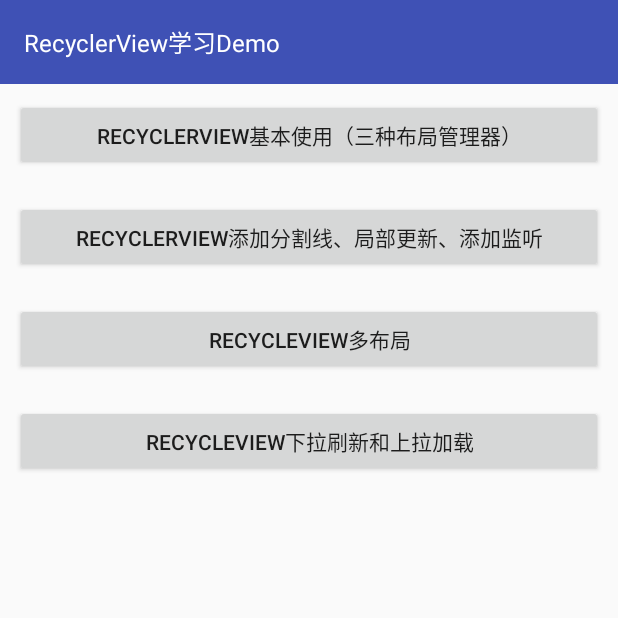
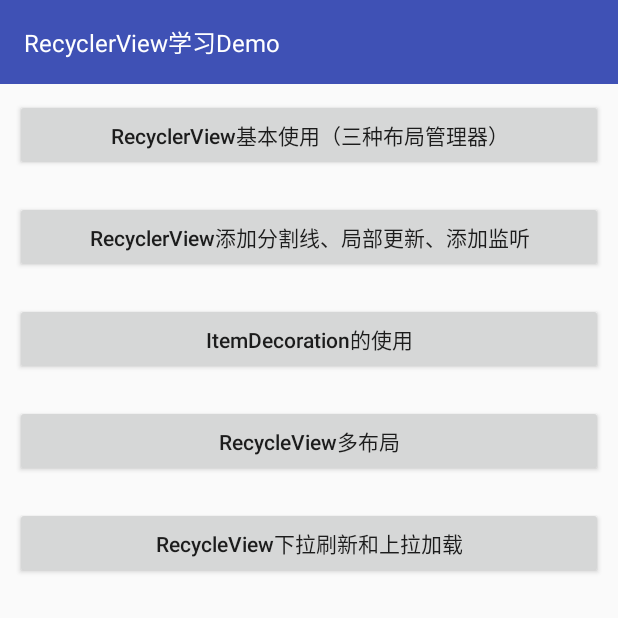
Before and after one commit to liukangqi2015/RecyclerViewStudy, an Android app: the screen it shows after launch (MainActivity), on a phone screen of 412 x 824 dp, the top half of it. Run offline under Robolectric (Android 15) with nearby library versions, the phone set to English and light mode, and no system bars; our stand-ins replace ButterKnife.

Commit message:
更新配置

```diff
--- a/app/src/main/res/layout/activity_main.xml
+++ b/app/src/main/res/layout/activity_main.xml
@@ -24,24 +24,35 @@
         android:layout_width="match_parent"
         android:layout_height="wrap_content"
         android:layout_margin="10dp"
+        android:textAllCaps="false"
         android:text="@string/base_recyclerView_study" />
     <Button
         android:id="@+id/more_recyclerView_study_btn"
         android:layout_width="match_parent"
         android:layout_height="wrap_content"
         android:layout_margin="10dp"
+        android:textAllCaps="false"
         android:text="@string/more_recyclerView_study"/>
+    <Button
+        android:id="@+id/use_of_ItemDecoration_btn"
+        android:layout_width="match_parent"
+        android:layout_height="wrap_content"
+        android:layout_margin="10dp"
+        android:textAllCaps="false"
+        android:text="@string/use_of_ItemDecoration"/>
     <Button
         android:id="@+id/recyclerView_many_layout_study_btn"
         android:layout_width="match_parent"
         android:layout_height="wrap_content"
         android:layout_margin="10dp"
+        android:textAllCaps="false"
         android:text="@string/recyclerView_many_layout_study"/>
     <Button
         android:id="@+id/recyclerView_refresh_and_loadMore_study_btn"
         android:layout_width="match_parent"
         android:layout_height="wrap_content"
         android:layout_margin="10dp"
+        android:textAllCaps="false"
         android:text="@string/recycler_refresh_and_loadMore"/>
 
 </LinearLayout>
--- a/app/src/main/res/values/strings.xml
+++ b/app/src/main/res/values/strings.xml
@@ -10,4 +10,5 @@
     <string name="change_item">局部刷新Item</string>
     <string name="recyclerView_many_layout_study">RecycleView多布局</string>
     <string name="recycler_refresh_and_loadMore">RecycleView下拉刷新和上拉加载</string>
+    <string name="use_of_ItemDecoration">ItemDecoration的使用</string>
 </resources>
```
Also changed, not shown: app/build.gradle (+6 -7 lines).
